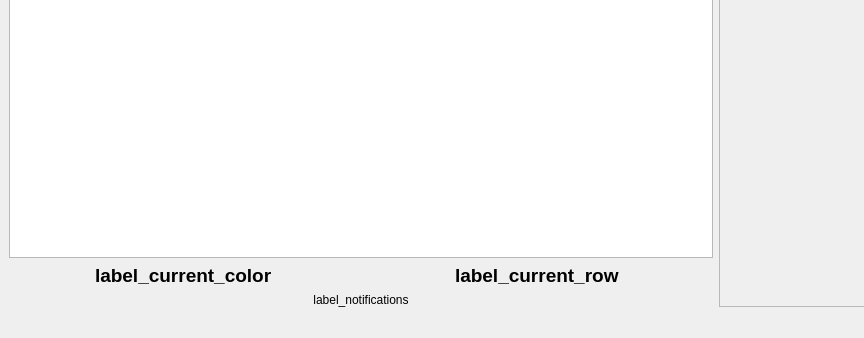
AllYarnsAreBeautiful/ayab-desktop, file src/main/python/ayab/ayab_gui.ui: the form before one commit; both pictures show x 0 to 864 and y 562 to 900 of the 1008 by 900 pixel window.
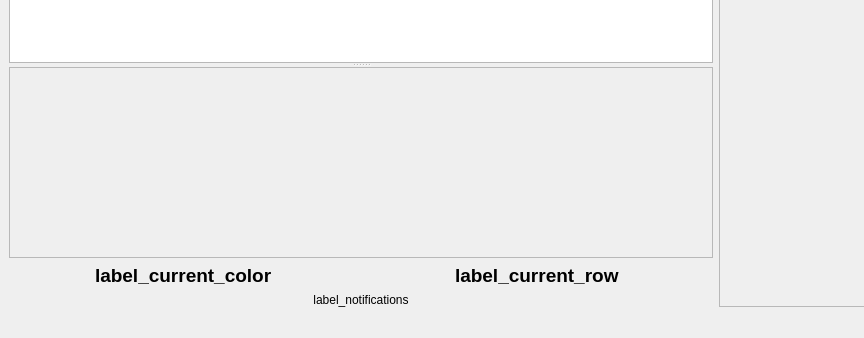
The form after the commit.

The edit to the form file:
```diff
--- a/src/main/python/ayab/ayab_gui.ui
+++ b/src/main/python/ayab/ayab_gui.ui
@@ -1,7 +1,7 @@
 <?xml version="1.0" encoding="UTF-8"?>
 <ui version="4.0">
  <class>MainWindow</class>
- <widget class="QMainWindow" name="MainWindow">
+ <widget class="QMainWindow" name="Ui_MainWindow">
   <property name="geometry">
    <rect>
     <x>0</x>
@@ -21,7 +21,31 @@
        <number>6</number>
       </property>
       <item>
-       <widget class="QGraphicsView" name="image_pattern_view"/>
+       <widget class="QSplitter" name="graphics_splitter">
+        <property name="orientation">
+         <enum>Qt::Vertical</enum>
+        </property>
+        <widget class="QGraphicsView" name="image_pattern_view">
+         <property name="geometry">
+          <rect>
+           <x>0</x>
+           <y>0</y>
+           <width>700</width>
+           <height>686</height>
+          </rect>
+         </property>
+        </widget>
+        <widget class="QScrollArea" name="area">
+         <property name="geometry">
+          <rect>
+           <x>0</x>
+           <y>0</y>
+           <width>700</width>
+           <height>220</height>
+          </rect>
+         </property>
+        </widget>
+       </widget>
       </item>
       <item>
        <layout class="QHBoxLayout" name="progressLayout">
@@ -94,7 +118,7 @@
       </property>
       <property name="maximumSize">
        <size>
-        <width>540</width>
+        <width>280</width>
         <height>16777215</height>
        </size>
       </property>
```
